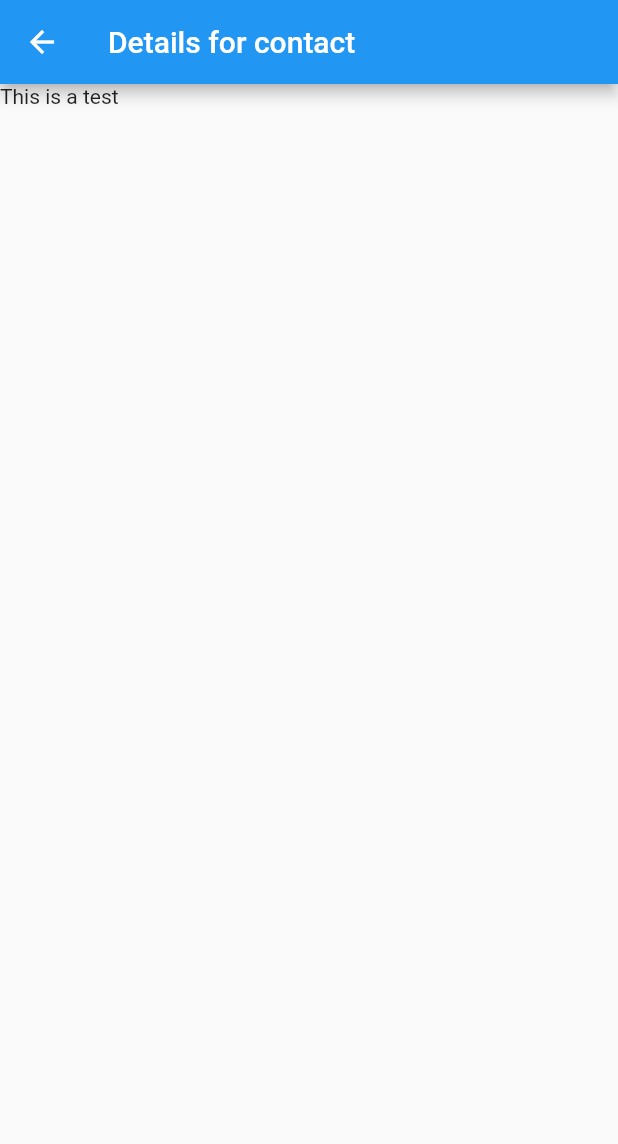
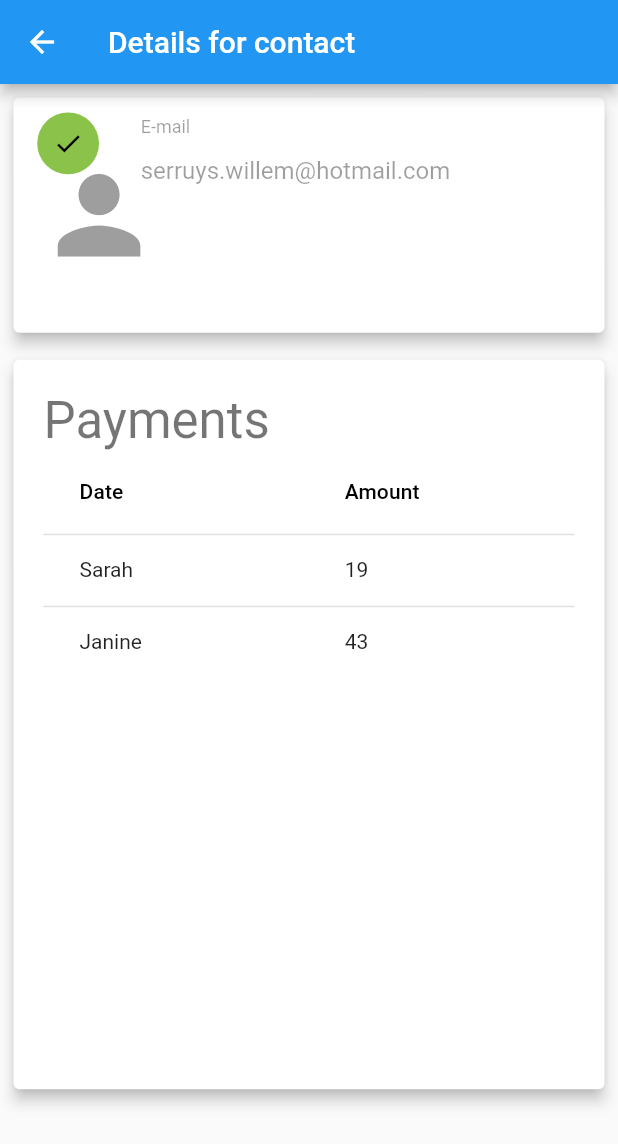
Before and after one commit to wserr/CRM, a Flutter app: the ContactDetail screen opened directly, on a phone screen of 412 x 824 dp. Shown: the top 1144 px of the screen. Run offline on Flutter 3.47's test engine with Material 2 defaults, Android fonts, the phone set to English and light mode, and no system bars; project files that could hold a hidden picture were left out.

Commit message:
implemented contact detail

```diff
--- a/Frontend/crm/lib/widgets/contactDetail.dart
+++ b/Frontend/crm/lib/widgets/contactDetail.dart
@@ -1,4 +1,7 @@
+import 'package:crm/widgets/contactDetailElements/headerInfo.dart';
 import 'package:flutter/material.dart';
+
+import 'contactDetailElements/payments.dart';
 
 class ContactDetail extends StatefulWidget {
   @override
@@ -14,6 +17,6 @@ class _ContactDetailState extends State<ContactDetail> {
           // the App.build method, and use it to set our appbar title.
           title: Text("Details for contact"),
         ),
-        body: Text("This is a test"));
+        body: Center(child: ListView(children: [HeaderInfo(), Payments()])));
   }
 }
--- /dev/null
+++ b/Frontend/crm/lib/widgets/contactDetailElements/headerInfo.dart
@@ -0,0 +1,50 @@
+import 'package:flutter/material.dart';
+
+class HeaderInfo extends StatefulWidget {
+  @override
+  _HeaderInfoState createState() => _HeaderInfoState();
+}
+
+class _HeaderInfoState extends State<HeaderInfo> {
+  @override
+  Widget build(BuildContext context) {
+    var height = MediaQuery.of(context).size.height;
+    var width = MediaQuery.of(context).size.width;
+    return Container(
+        margin: EdgeInsets.all(5.0),
+        height: height / 5,
+        child: Card(
+            elevation: 4.0,
+            child: Row(mainAxisSize: MainAxisSize.max, children: <Widget>[
+              Spacer(),
+              Container(
+                  margin: EdgeInsets.all(10.0),
+                  width: width / 10,
+                  height: height / 5,
+                  child: Stack(fit: StackFit.expand, children: [
+                    Icon(Icons.person, color: Colors.grey, size: height/10),
+                    Align(
+                        child: CircleAvatar(
+                            child: Icon(Icons.check, size: height/40, color: Colors.black),
+                            backgroundColor: Colors.lightGreen,
+                            radius: height / 40),
+                        alignment: Alignment.topRight)
+                  ])),
+              Spacer(),
+              Container(
+                  width: width/3*2,
+                  height: height / 7,
+                  child: TextFormField(
+                    initialValue: "serruys.willem@hotmail.com",
+                    decoration: InputDecoration(
+                        labelText: "E-mail",
+                        enabled: false,
+                        disabledBorder: OutlineInputBorder(
+                            borderSide: BorderSide(
+                                color: Colors.white70,
+                                style: BorderStyle.solid))),
+                  )),
+              Spacer(flex: 8)
+            ])));
+  }
+}
--- /dev/null
+++ b/Frontend/crm/lib/widgets/contactDetailElements/payments.dart
@@ -0,0 +1,52 @@
+import 'package:flutter/cupertino.dart';
+import 'package:flutter/material.dart';
+import 'package:flutter/rendering.dart';
+
+class Payments extends StatefulWidget {
+  @override
+  _PaymentsState createState() => _PaymentsState();
+}
+
+class _PaymentsState extends State<Payments> {
+  @override
+  Widget build(BuildContext context) {
+    var height = MediaQuery.of(context).size.height;
+    var width = MediaQuery.of(context).size.width;
+    return Container(
+        margin: EdgeInsets.all(5.0),
+        height: height / 5 * 3,
+        width: width,
+        child: Card(
+            elevation: 4.0,
+            child: Container(
+                margin: EdgeInsets.all(20.0),
+                child: Column(
+                    crossAxisAlignment: CrossAxisAlignment.start,
+                    children: [
+                      Text("Payments",
+                          style: Theme.of(context).textTheme.headline4),
+                      Container(
+                          width: width,
+                          child: SingleChildScrollView(
+                              scrollDirection: Axis.vertical,
+                              child: DataTable(
+                                columns: [
+                                DataColumn(label: Text("Date")),
+                                DataColumn(label: Text("Amount"))
+                              ], rows: const <DataRow>[
+                                DataRow(
+                                  cells: <DataCell>[
+                                    DataCell(Text('Sarah')),
+                                    DataCell(Text('19')),
+                                  ],
+                                ),
+                                DataRow(
+                                  cells: <DataCell>[
+                                    DataCell(Text('Janine')),
+                                    DataCell(Text('43')),
+                                  ],
+                                )
+                              ])))
+                    ]))));
+  }
+}
```
